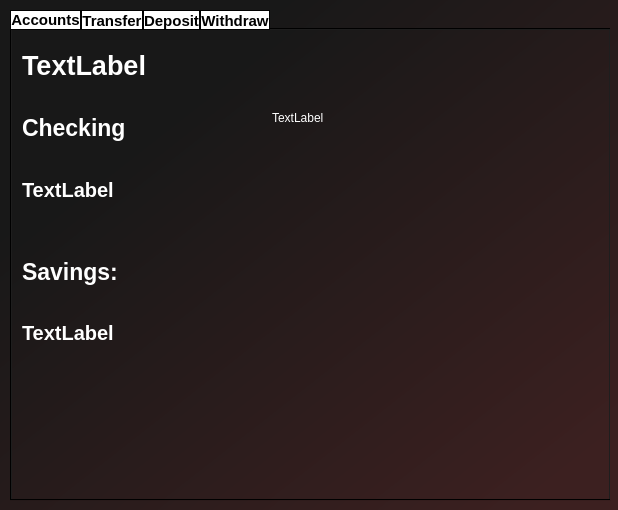
Before: the Qt Designer form ATM/bankaccount.ui in CS3560-3-3/Bank-ATM-Subsystem, drawn with Qt 5.
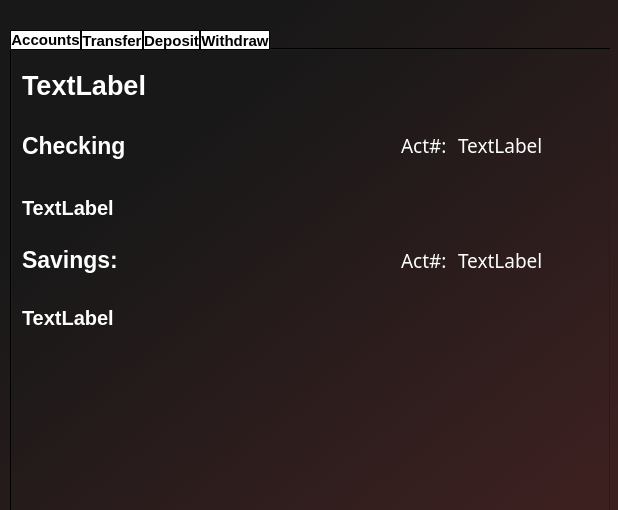
After: the same form once the commit is applied. The open tabs and pages were chosen to show the change.

What changed in the file:
```diff
--- a/ATM/bankaccount.ui
+++ b/ATM/bankaccount.ui
@@ -33,7 +33,7 @@
    <property name="geometry">
     <rect>
      <x>10</x>
-     <y>10</y>
+     <y>30</y>
      <width>601</width>
      <height>491</height>
     </rect>
@@ -73,109 +73,6 @@
     <attribute name="title">
      <string>Accounts</string>
     </attribute>
-    <widget class="QWidget" name="verticalLayoutWidget">
-     <property name="geometry">
-      <rect>
-       <x>10</x>
-       <y>70</y>
-       <width>160</width>
-       <height>261</height>
-      </rect>
-     </property>
-     <layout class="QVBoxLayout" name="verticalLayout">
-      <item>
-       <widget class="QLabel" name="lblType0">
-        <property name="font">
-         <font>
-          <pointsize>17</pointsize>
-          <bold>true</bold>
-         </font>
-        </property>
-        <property name="styleSheet">
-         <string notr="true">QLabel {
-background-color: transparent;
-}</string>
-        </property>
-        <property name="text">
-         <string>Checking</string>
-        </property>
-       </widget>
-      </item>
-      <item>
-       <widget class="QLabel" name="lblBalance0">
-        <property name="font">
-         <font>
-          <pointsize>15</pointsize>
-          <bold>true</bold>
-         </font>
-        </property>
-        <property name="styleSheet">
-         <string notr="true">QLabel {
-background-color: transparent;
-}</string>
-        </property>
-        <property name="text">
-         <string>TextLabel</string>
-        </property>
-       </widget>
-      </item>
-      <item>
-       <layout class="QVBoxLayout" name="verticalLayout_2"/>
-      </item>
-      <item>
-       <spacer name="horizontalSpacer">
-        <property name="orientation">
-         <enum>Qt::Orientation::Horizontal</enum>
-        </property>
-        <property name="sizeHint" stdset="0">
-         <size>
-          <width>40</width>
-          <height>20</height>
-         </size>
-        </property>
-       </spacer>
-      </item>
-      <item>
-       <layout class="QVBoxLayout" name="verticalLayout_3"/>
-      </item>
-      <item>
-       <widget class="QLabel" name="lblType1">
-        <property name="font">
-         <font>
-          <pointsize>17</pointsize>
-          <bold>true</bold>
-         </font>
-        </property>
-        <property name="styleSheet">
-         <string notr="true">QLabel{
-background-color: transparent;
-}</string>
-        </property>
-        <property name="text">
-         <string>Savings: </string>
-        </property>
-       </widget>
-      </item>
-      <item>
-       <widget class="QLabel" name="lblBalance1">
-        <property name="font">
-         <font>
-          <pointsize>15</pointsize>
-          <bold>true</bold>
-         </font>
-        </property>
-        <property name="styleSheet">
-         <string notr="true">QLabel {
-background-color: transparent;
-}</string>
-        </property>
-        <property name="text">
-         <string>TextLabel</string>
-        </property>
-       </widget>
-      </item>
-     </layout>
-    </widget>
     <widget class="QLabel" name="lblName">
      <property name="geometry">
       <rect>
@@ -201,19 +98,192 @@
       <string>TextLabel</string>
      </property>
     </widget>
-    <widget class="QLabel" name="lblActNum">
+    <widget class="QWidget" name="horizontalLayoutWidget_3">
      <property name="geometry">
       <rect>
-       <x>260</x>
-       <y>80</y>
-       <width>151</width>
-       <height>16</height>
+       <x>10</x>
+       <y>50</y>
+       <width>521</width>
+       <height>91</height>
       </rect>
      </property>
+     <layout class="QHBoxLayout" name="horizontalLayout_3">
+      <item>
+       <widget class="QLabel" name="lblType0">
+        <property name="font">
+         <font>
+          <pointsize>17</pointsize>
+          <bold>true</bold>
+         </font>
+        </property>
+        <property name="styleSheet">
+         <string notr="true">QLabel {
+background-color: transparent;
+}</string>
+        </property>
+        <property name="text">
+         <string>Checking</string>
+        </property>
+       </widget>
+      </item>
+      <item>
+       <spacer name="horizontalSpacer_5">
+        <property name="orientation">
+         <enum>Qt::Orientation::Horizontal</enum>
+        </property>
+        <property name="sizeHint" stdset="0">
+         <size>
+          <width>40</width>
+          <height>20</height>
+         </size>
+        </property>
+       </spacer>
+      </item>
+      <item>
+       <widget class="QLabel" name="lblPad">
+        <property name="font">
+         <font>
+          <family>Titillium Web</family>
+          <pointsize>14</pointsize>
+         </font>
+        </property>
+        <property name="text">
+         <string>Act#: </string>
+        </property>
+       </widget>
+      </item>
+      <item>
+       <widget class="QLabel" name="lblActNum">
+        <property name="font">
+         <font>
+          <family>Titillium Web</family>
+          <pointsize>14</pointsize>
+         </font>
+        </property>
+        <property name="text">
+         <string>TextLabel</string>
+        </property>
+       </widget>
+      </item>
+     </layout>
+    </widget>
+    <widget class="QLabel" name="lblBalance0">
+     <property name="geometry">
+      <rect>
+       <x>10</x>
+       <y>140</y>
+       <width>158</width>
+       <height>35</height>
+      </rect>
+     </property>
+     <property name="font">
+      <font>
+       <pointsize>15</pointsize>
+       <bold>true</bold>
+      </font>
+     </property>
+     <property name="styleSheet">
+      <string notr="true">QLabel {
+background-color: transparent;
+}</string>
+     </property>
      <property name="text">
       <string>TextLabel</string>
      </property>
     </widget>
+    <widget class="QLabel" name="lblBalance1">
+     <property name="geometry">
+      <rect>
+       <x>10</x>
+       <y>230</y>
+       <width>158</width>
+       <height>76</height>
+      </rect>
+     </property>
+     <property name="font">
+      <font>
+       <pointsize>15</pointsize>
+       <bold>true</bold>
+      </font>
+     </property>
+     <property name="styleSheet">
+      <string notr="true">QLabel {
+background-color: transparent;
+}</string>
+     </property>
+     <property name="text">
+      <string>TextLabel</string>
+     </property>
+    </widget>
+    <widget class="QWidget" name="horizontalLayoutWidget_4">
+     <property name="geometry">
+      <rect>
+       <x>10</x>
+       <y>170</y>
+       <width>521</width>
+       <height>80</height>
+      </rect>
+     </property>
+     <layout class="QHBoxLayout" name="horizontalLayout_4">
+      <item>
+       <widget class="QLabel" name="lblType1">
+        <property name="font">
+         <font>
+          <pointsize>17</pointsize>
+          <bold>true</bold>
+         </font>
+        </property>
+        <property name="styleSheet">
+         <string notr="true">QLabel{
+background-color: transparent;
+}</string>
+        </property>
+        <property name="text">
+         <string>Savings: </string>
+        </property>
+       </widget>
+      </item>
+      <item>
+       <spacer name="horizontalSpacer">
+        <property name="orientation">
+         <enum>Qt::Orientation::Horizontal</enum>
+        </property>
+        <property name="sizeHint" stdset="0">
+         <size>
+          <width>40</width>
+          <height>20</height>
+         </size>
+        </property>
+       </spacer>
+      </item>
+      <item>
+       <widget class="QLabel" name="lblPad_2">
+        <property name="font">
+         <font>
+          <family>Titillium Web</family>
+          <pointsize>14</pointsize>
+         </font>
+        </property>
+        <property name="text">
+         <string>Act#: </string>
+        </property>
+       </widget>
+      </item>
+      <item>
+       <widget class="QLabel" name="lblActNum2">
+        <property name="font">
+         <font>
+          <family>Titillium Web</family>
+          <pointsize>14</pointsize>
+         </font>
+        </property>
+        <property name="text">
+         <string>TextLabel</string>
+        </property>
+       </widget>
+      </item>
+     </layout>
+    </widget>
    </widget>
    <widget class="QWidget" name="tabTransfer">
     <property name="styleSheet">
```
Left out of the diff: 2 changed lines with no effect on the pictures.
